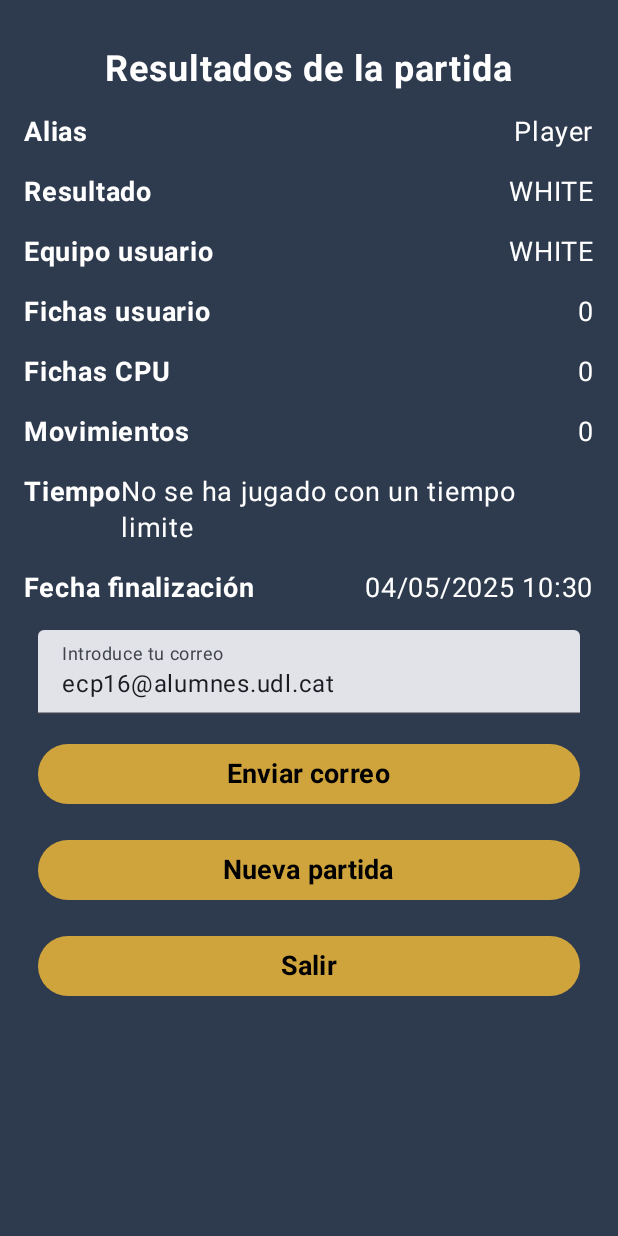
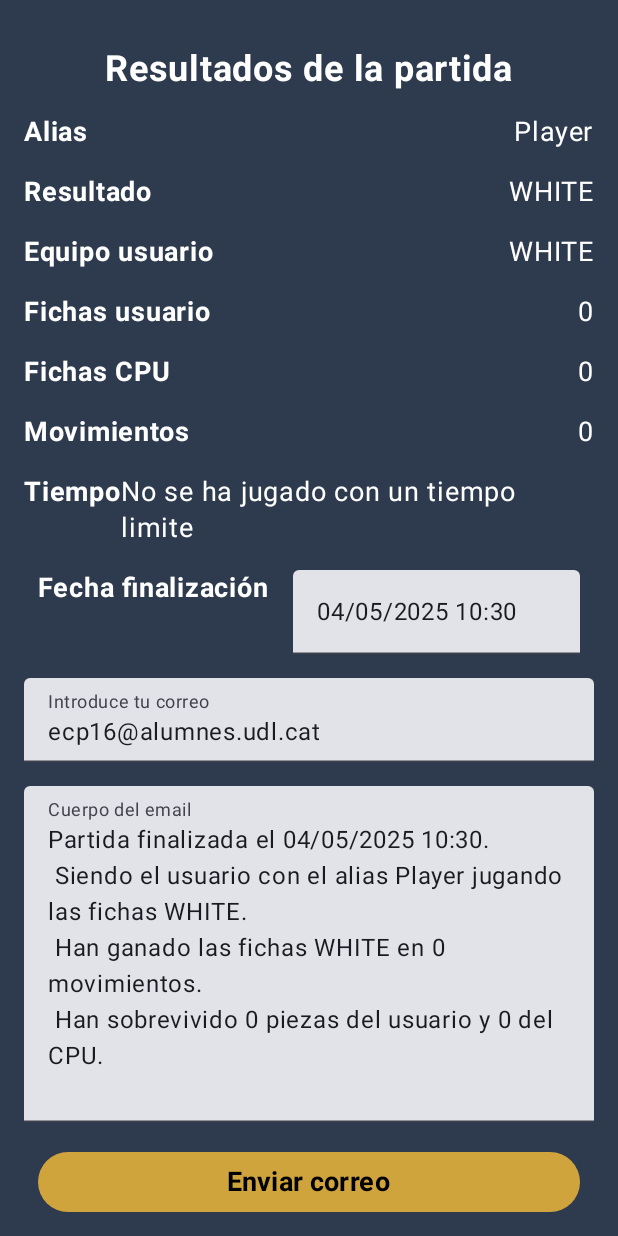
Before and after one commit to Elcris1/android-checkers, an Android app built with Jetpack Compose: the ResultActivity screen opened directly, with no data from a screen before it, after a tap on "Enviar correo", on a phone screen of 412 x 824 dp. Run offline under Robolectric (Android 15) with nearby library versions, the phone set to English and light mode, and no system bars.

Commit message:
ResultActivity: finished

```diff
--- a/app/src/main/java/com/example/checkers/ResultActivity.kt
+++ b/app/src/main/java/com/example/checkers/ResultActivity.kt
@@ -1,25 +1,34 @@
 package com.example.checkers
 
 import android.app.Activity
+import android.content.ActivityNotFoundException
+import android.content.Context
+import android.content.Intent
+import android.content.res.Configuration
+import android.net.Uri
 import android.os.Bundle
+import android.widget.Toast
 import androidx.activity.ComponentActivity
 import androidx.activity.compose.setContent
 import androidx.activity.enableEdgeToEdge
 import androidx.compose.foundation.background
+import androidx.compose.foundation.horizontalScroll
 import androidx.compose.foundation.layout.Arrangement
 import androidx.compose.foundation.layout.Column
 import androidx.compose.foundation.layout.Row
 import androidx.compose.foundation.layout.fillMaxSize
 import androidx.compose.foundation.layout.fillMaxWidth
 import androidx.compose.foundation.layout.padding
+import androidx.compose.foundation.rememberScrollState
 import androidx.compose.foundation.text.KeyboardOptions
+import androidx.compose.foundation.verticalScroll
 import androidx.compose.material3.Button
 import androidx.compose.material3.ButtonDefaults
-import androidx.compose.material3.Scaffold
 import androidx.compose.material3.Surface
 import androidx.compose.material3.Text
 import androidx.compose.material3.TextField
 import androidx.compose.runtime.Composable
+import androidx.compose.runtime.MutableState
 import androidx.compose.runtime.getValue
 import androidx.compose.runtime.mutableStateOf
 import androidx.compose.runtime.saveable.rememberSaveable
@@ -27,18 +36,19 @@ import androidx.compose.runtime.setValue
 import androidx.compose.ui.Alignment
 import androidx.compose.ui.Modifier
 import androidx.compose.ui.graphics.Color
+import androidx.compose.ui.platform.LocalConfiguration
 import androidx.compose.ui.platform.LocalContext
 import androidx.compose.ui.res.stringResource
 import androidx.compose.ui.text.font.FontWeight
 import androidx.compose.ui.text.input.KeyboardType
-import androidx.compose.ui.tooling.preview.Preview
 import androidx.compose.ui.unit.dp
 import androidx.compose.ui.unit.sp
-import androidx.core.app.ActivityCompat.finishAffinity
+import androidx.core.content.ContextCompat.startActivity
 import com.example.checkers.ui.theme.CheckersTheme
 import java.text.SimpleDateFormat
 import java.util.Date
 import java.util.Locale
+
 
 class ResultActivity : ComponentActivity() {
     override fun onCreate(savedInstanceState: Bundle?) {
@@ -76,79 +86,212 @@ private fun MyApp(
     finalizationDate: String
 ) {
     //TODO: make horizontal
-    var email by rememberSaveable { mutableStateOf("ecp16@alumnes.udl.cat") }
+    val email = rememberSaveable { mutableStateOf("ecp16@alumnes.udl.cat") }
+    var body = stringResource(R.string.result_msg, finalizationDate, alias, userTeam, result, movements, userPieces, cpuPieces)
+    if (time != "") {
+        body += stringResource(R.string.time_involved, time)
+    }
+    val text = rememberSaveable { mutableStateOf(body) }
+    val finalization = rememberSaveable { mutableStateOf(finalizationDate) }
     val context = LocalContext.current
 
+    val configuration = LocalConfiguration.current
+    val isLandscape = configuration.orientation == Configuration.ORIENTATION_LANDSCAPE
 
+    if (isLandscape) {
+        HorizontalApp(
+            context = context,
+            alias = alias,
+            result = result,
+            userTeam = userTeam,
+            userPieces = userPieces,
+            cpuPieces = cpuPieces,
+            movements = movements,
+            time = time,
+            finalization = finalization,
+            email = email,
+            text = text
+        )
+    } else {
+        VerticalApp(
+            context = context,
+            alias = alias,
+            result = result,
+            userTeam = userTeam,
+            userPieces = userPieces,
+            cpuPieces = cpuPieces,
+            movements = movements,
+            time = time,
+            finalization = finalization,
+            email = email,
+            text = text
+        )
+    }
+
+}
+
+@Composable
+private fun VerticalApp(
+    context: Context,
+    alias: String,
+    result: String,
+    userTeam: String,
+    userPieces: Int,
+    cpuPieces: Int,
+    movements: Int,
+    time: String,
+    finalization: MutableState<String>,
+    email: MutableState<String>,
+    text: MutableState<String>
+) {
     Column(
         modifier = Modifier
             .fillMaxSize()
             .background(Color(0xFF2E3B4E))
+            .verticalScroll(rememberScrollState())
             .padding(16.dp),
         horizontalAlignment = Alignment.CenterHorizontally,
-        verticalArrangement = Arrangement.spacedBy(16.dp)
-    ) {
-        Text(stringResource(R.string.game_results),
+        verticalArrangement = Arrangement.spacedBy(16.dp),
+
+        ) {
+        Text(
+            stringResource(R.string.game_results),
             fontSize = 24.sp,
             fontWeight = FontWeight.Bold,
             color = Color.White,
             modifier = Modifier.padding(top = 16.dp)
         )
 
-        ResultItem(stringResource(R.string.alias), alias)
-        ResultItem(stringResource(R.string.result), result)
-        ResultItem(stringResource(R.string.user_team), userTeam)
-        ResultItem(stringResource(R.string.user_pieces), "$userPieces")
-        ResultItem(stringResource(R.string.cpu_pieces), "$cpuPieces")
-        ResultItem(stringResource(R.string.movements), "$movements")
-        ResultItem(stringResource(R.string.time), if(time == "") stringResource(R.string.no_time) else time)
-        ResultItem(stringResource(R.string.time_finalization), finalizationDate)
+        Results(alias, result, userTeam, userPieces, cpuPieces, movements, time, finalization)
 
-        var text = stringResource(R.string.result_msg, finalizationDate, alias, userTeam, result, movements, userPieces, cpuPieces)
-        if (time != "") {
-            text += stringResource(R.string.time_involved, time)
+        EditableData(email, text)
+
+        FancyButton(stringResource(R.string.send)) {
+            sendMail(
+                email.value,
+                text.value,
+                "Log " + finalization.value,
+                context
+            )
         }
+        FancyButton(stringResource(R.string.new_game)) { playAgain(context) }
+        FancyButton(stringResource(R.string.exit)) { (context as? Activity)?.finishAffinity() }
 
-        TextField(
-            value = email,
-            onValueChange = { email = it },
-            label = { Text(stringResource(R.string.email_placeholder)) },
-            keyboardOptions = KeyboardOptions.Default.copy(keyboardType = KeyboardType.Email),
-            modifier = Modifier.fillMaxWidth(0.95f)
-        )
-
-        //TODO: THIS LOGIC
-        Button(
-            onClick = {},
-            modifier = Modifier.fillMaxWidth(0.95f),
-            colors = ButtonDefaults.buttonColors(containerColor = Color(0xFFD0A43C))
-        ) {
-            Text(stringResource(R.string.send), fontSize = 18.sp, fontWeight = FontWeight.Bold, color = Color.Black)
-        }
-
-        //TODO: this intent
-        Button(
-            onClick = {},
-            modifier = Modifier.fillMaxWidth(0.95f),
-            colors = ButtonDefaults.buttonColors(containerColor = Color(0xFFD0A43C))
-        ) {
-            Text(stringResource(R.string.new_game), fontSize = 18.sp, fontWeight = FontWeight.Bold, color = Color.Black)
-        }
-
-        Button(
-            onClick = {
-                (context as? Activity)?.finishAffinity()
-            },
-            modifier = Modifier.fillMaxWidth(0.95f),
-            colors = ButtonDefaults.buttonColors(containerColor = Color(0xFFD0A43C))
-        ) {
-            Text(stringResource(R.string.exit), fontSize = 18.sp, fontWeight = FontWeight.Bold, color = Color.Black)
-        }
     }
 }
 
 @Composable
-fun ResultItem(label: String, value: String) {
+private fun HorizontalApp(
+    context: Context,
+    alias: String,
+    result: String,
+    userTeam: String,
+    userPieces: Int,
+    cpuPieces: Int,
+    movements: Int,
+    time: String,
+    finalization: MutableState<String>,
+    email: MutableState<String>,
+    text: MutableState<String>
+) {
+
+    Column (
+        modifier =  Modifier.fillMaxSize()
+            .background(Color(0xFF2E3B4E))
+            .verticalScroll(rememberScrollState()),
+        horizontalAlignment = Alignment.CenterHorizontally
+    ) {
+        Text(
+            stringResource(R.string.game_results),
+            fontSize = 24.sp,
+            fontWeight = FontWeight.Bold,
+            color = Color.White,
+            modifier = Modifier.padding(top = 16.dp)
+        )
+        Row(
+            modifier = Modifier
+                .fillMaxWidth()
+                .horizontalScroll(rememberScrollState())
+                .padding(16.dp),
+            horizontalArrangement = Arrangement.spacedBy(16.dp),
+            verticalAlignment = Alignment.CenterVertically
+        ) {
+            Column(
+                modifier = Modifier.weight(1f),
+                verticalArrangement = Arrangement.spacedBy(8.dp))
+            {
+                Results(alias, result, userTeam, userPieces, cpuPieces, movements, time, finalization)
+            }
+
+            Column(
+                modifier = Modifier.weight(1f),
+                verticalArrangement = Arrangement.spacedBy(8.dp)
+            ) {
+                EditableData(email, text)
+            }
+        }
+        FancyButton(stringResource(R.string.send)) {
+            sendMail(
+                email.value,
+                text.value,
+                "Log " + finalization.value,
+                context
+            )
+        }
+        FancyButton(stringResource(R.string.new_game)) { playAgain(context) }
+        FancyButton(stringResource(R.string.exit)) { (context as? Activity)?.finishAffinity() }
+    }
+
+}
+@Composable
+private fun Results(
+    alias: String,
+    result: String,
+    userTeam: String,
+    userPieces: Int,
+    cpuPieces: Int,
+    movements: Int,
+    time: String,
+    finalization: MutableState<String>
+) {
+
+    //TODO: make this less verboese?
+
+    ResultItem(stringResource(R.string.alias), alias)
+    ResultItem(stringResource(R.string.result), result)
+    ResultItem(stringResource(R.string.user_team), userTeam)
+    ResultItem(stringResource(R.string.user_pieces), "$userPieces")
+    ResultItem(stringResource(R.string.cpu_pieces), "$cpuPieces")
+    ResultItem(stringResource(R.string.movements), "$movements")
+    ResultItem(
+        stringResource(R.string.time),
+        if (time == "") stringResource(R.string.no_time) else time
+    )
+    ResultTextField(stringResource(R.string.time_finalization), finalization)
+}
+
+@Composable
+private fun EditableData(
+    email: MutableState<String>,
+    text: MutableState<String>
+) {
+    TextField(
+        value = email.value,
+        onValueChange = { email.value = it },
+        label = { Text(stringResource(R.string.email_placeholder)) },
+        keyboardOptions = KeyboardOptions.Default.copy(keyboardType = KeyboardType.Email),
+        modifier = Modifier.fillMaxWidth()
+    )
+
+    TextField(
+        value = text.value,
+        onValueChange = { text.value = it },
+        label = { Text(stringResource(R.string.email_body)) },
+        modifier = Modifier.fillMaxWidth()
+    )
+}
+@Composable
+private fun ResultItem(label: String, value: String) {
     Row(
         modifier = Modifier.fillMaxWidth(),
         horizontalArrangement = Arrangement.SpaceBetween
@@ -157,3 +300,55 @@ fun ResultItem(label: String, value: String) {
         Text(value, fontSize = 18.sp, color = Color.White)
     }
 }
+@Composable
+private fun ResultTextField(label: String, txt: MutableState<String>) {
+    Row(
+        modifier = Modifier.fillMaxWidth(0.95f),
+        horizontalArrangement = Arrangement.SpaceBetween
+    ) {
+        Text(label, fontSize = 18.sp, fontWeight = FontWeight.Bold, color = Color.White)
+        TextField(
+            value = txt.value,
+            onValueChange = { txt.value = it },
+            modifier = Modifier
+                .fillMaxWidth()
+                .padding(start = 16.dp)
+        )
+    }
+}
+
+@Composable
+private fun FancyButton(txt: String, onClick: () -> Unit) {
+    Button(
+        onClick = onClick,
+        modifier = Modifier.fillMaxWidth(0.95f),
+        colors = ButtonDefaults.buttonColors(containerColor = Color(0xFFD0A43C))
+    ) {
+        Text(txt, fontSize = 18.sp, fontWeight = FontWeight.Bold, color = Color.Black)
+    }
+}
+
+private fun sendMail(email:String, body: String, subject: String, context: Context) {
+
+
+    val mailUri = Uri.Builder()
+        .scheme("mailto")
+        .authority(email)
+        .appendQueryParameter("subject", subject)
+        .appendQueryParameter("body", body)
+        .build()
+
+    val emailIntent = Intent(Intent.ACTION_SENDTO, mailUri)
+
+    try {
+        context.startActivity(Intent.createChooser(emailIntent, context.getString(R.string.sending_meail)))
+    } catch (e: ActivityNotFoundException) {
+        Toast.makeText(context, context.getString(R.string.email_not_found), Toast.LENGTH_LONG).show()
+    }
+}
+
+private fun playAgain(context: Context) {
+    val intent = Intent(context, ConfigurationActivity::class.java)
+    intent.addFlags(Intent.FLAG_ACTIVITY_CLEAR_TOP)
+    context.startActivity(intent)
+}
--- a/app/src/main/res/values/strings.xml
+++ b/app/src/main/res/values/strings.xml
@@ -68,5 +68,8 @@
     <string name="new_game">Nueva partida</string>
     <string name="game_results">Resultados de la partida</string>
     <string name="email_placeholder">Introduce tu correo</string>
+    <string name="email_body">Cuerpo del email</string>
+    <string name="sending_meail">Enviando correo con</string>
+    <string name="email_not_found">No se encontró la aplicación de correo</string>
 
 </resources>
```
